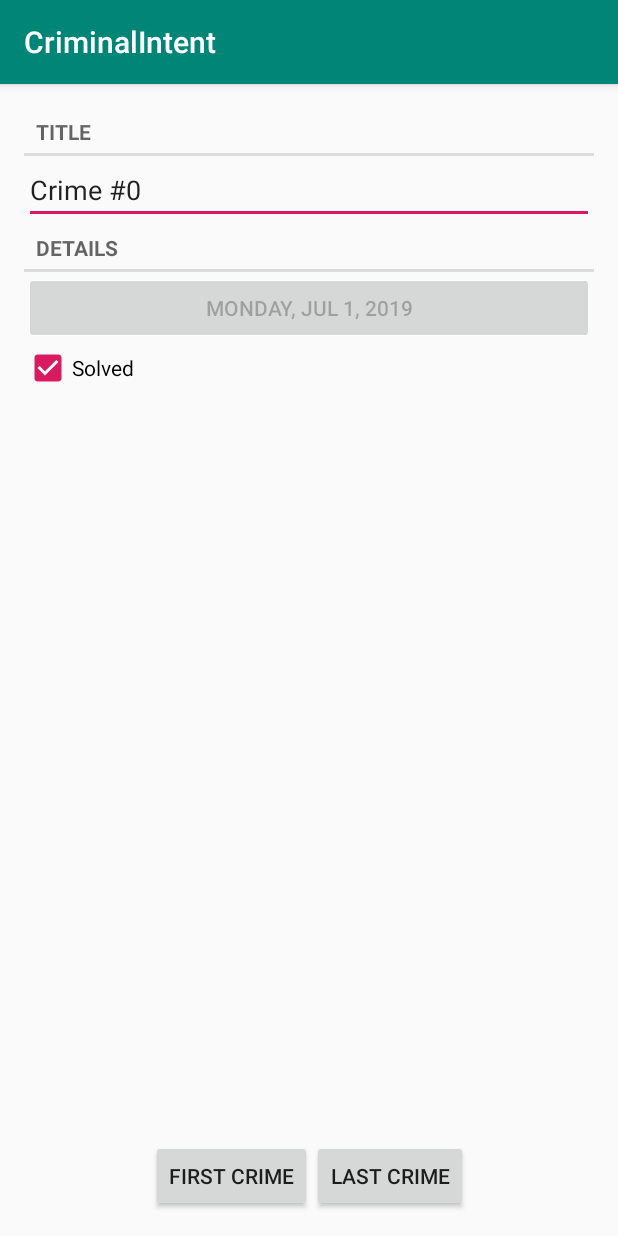
After one commit to VladislawKravchenok/CriminalIntentChallenge, an Android app: the CrimePagerActivity screen opened directly, with no data from a screen before it, on a phone screen of 412 x 824 dp. The commit adds this screen. Run offline under Robolectric (Android 15) with nearby library versions, the phone set to English and light mode, and no system bars.

Commit message:
Buttons in Details for first and last crime

```diff
--- a/app/build.gradle
+++ b/app/build.gradle
@@ -26,4 +26,5 @@ dependencies {
     testImplementation 'junit:junit:4.12'
     androidTestImplementation 'androidx.test:runner:1.2.0'
     androidTestImplementation 'androidx.test.espresso:espresso-core:3.2.0'
+    implementation 'com.android.support.constraint:constraint-layout:1.1.3'
 }
--- a/app/src/main/AndroidManifest.xml
+++ b/app/src/main/AndroidManifest.xml
@@ -11,7 +11,7 @@
         android:supportsRtl="true"
         android:theme="@style/AppTheme"
         tools:ignore="GoogleAppIndexingWarning">
-        <activity android:name=".CrimeActivity">
+        <activity android:name=".CrimePagerActivity">
         </activity>
         <activity android:name=".CrimeListActivity">
             <intent-filter>
--- a/app/src/main/java/by/vladislaw/kravchenok/criminalintent/CrimeFragment.java
+++ b/app/src/main/java/by/vladislaw/kravchenok/criminalintent/CrimeFragment.java
@@ -1,6 +1,8 @@
 package by.vladislaw.kravchenok.criminalintent;
 
+import android.app.Activity;
 import android.content.Context;
+import android.content.Intent;
 import android.os.Bundle;
 import android.text.Editable;
 import android.text.TextWatcher;
@@ -17,16 +19,42 @@ import androidx.annotation.NonNull;
 import androidx.annotation.Nullable;
 import androidx.fragment.app.Fragment;
 
+import java.util.UUID;
+
+import by.vladislaw.kravchenok.criminalintent.tools.DateFormatter;
+
 /**
  * Created by Vladislaw Kravchenok on 24.06.2019.
  */
 public class CrimeFragment extends Fragment {
     private static final String TAG = CrimeFragment.class.getSimpleName();
+    private static final String ARG_CRIME_ID = "crime_id";
+    private static final String EXTRA_ITEM_CRIME_INDEX = "by.vladislaw.kravchenok.criminalintent.item_crime_index";
+
+    public static Fragment newInstance(UUID crimeId) {
+        Bundle bundle = new Bundle();
+        bundle.putSerializable(ARG_CRIME_ID, crimeId);
+        CrimeFragment crimeFragment = new CrimeFragment();
+        crimeFragment.setArguments(bundle);
+        return crimeFragment;
+    }
+
+    private void returnItemCrimeIndex() {
+        Intent result = new Intent();
+        int index = CrimeLab.get(getActivity()).getCrimeIndex(mCrime.getId());
+        result.putExtra(EXTRA_ITEM_CRIME_INDEX, index);
+        getActivity().setResult(Activity.RESULT_OK, result);
+    }
 
     private Crime mCrime;
     private EditText mTitleField;
     private Button mDateButton;
     private CheckBox mSolvedCheckBox;
+
+    public static int getCrimeItemPosition(Intent result) {
+        return result.getIntExtra(EXTRA_ITEM_CRIME_INDEX, 0);
+    }
+
     @Override
     public void onAttach(Context context) {
         super.onAttach(context);
@@ -37,7 +65,9 @@ public class CrimeFragment extends Fragment {
     public void onCreate(@Nullable Bundle savedInstanceState) {
         super.onCreate(savedInstanceState);
         Log.d(TAG, "onCreate");
-        mCrime = new Crime();
+        UUID crimeId = (UUID) getArguments().getSerializable(ARG_CRIME_ID);
+        mCrime = CrimeLab.get(getActivity()).getCrime(crimeId);
+        returnItemCrimeIndex();
     }
 
     @Nullable
@@ -47,6 +77,7 @@ public class CrimeFragment extends Fragment {
         View view = inflater.inflate(R.layout.fragment_crime, container, false);
 
         mTitleField = (EditText) view.findViewById(R.id.crime_title);
+        mTitleField.setText(mCrime.getTitle());
         mTitleField.addTextChangedListener(new TextWatcher() {
             @Override
             public void beforeTextChanged(CharSequence charSequence, int i, int i1, int i2) {
@@ -65,10 +96,11 @@ public class CrimeFragment extends Fragment {
         });
 
         mDateButton = (Button) view.findViewById(R.id.crime_date);
-        mDateButton.setText(mCrime.getDate().toString());
+        mDateButton.setText(DateFormatter.format(mCrime.getDate()));
         mDateButton.setEnabled(false);
 
         mSolvedCheckBox = (CheckBox) view.findViewById(R.id.crime_solved);
+        mSolvedCheckBox.setChecked(mCrime.isSolved());
         mSolvedCheckBox.setOnCheckedChangeListener(new CompoundButton.OnCheckedChangeListener() {
             @Override
             public void onCheckedChanged(CompoundButton compoundButton, boolean b) {
--- a/app/src/main/java/by/vladislaw/kravchenok/criminalintent/CrimeLab.java
+++ b/app/src/main/java/by/vladislaw/kravchenok/criminalintent/CrimeLab.java
@@ -3,8 +3,10 @@ package by.vladislaw.kravchenok.criminalintent;
 import android.content.Context;
 
 import java.util.ArrayList;
+import java.util.Collections;
 import java.util.List;
 import java.util.UUID;
+import java.util.function.Predicate;
 
 /**
  * Created by Vladislaw Kravchenok on 25.06.2019.
@@ -46,4 +48,13 @@ public class CrimeLab {
 
         return null;
     }
+
+    public int getCrimeIndex(UUID id) {
+        for (int i = 0; i < mCrimes.size(); i++) {
+            if(mCrimes.get(i).getId().equals(id)){
+                return i;
+            }
+        }
+        return 0;
+    }
 }
--- /dev/null
+++ b/app/src/main/java/by/vladislaw/kravchenok/criminalintent/CrimePagerActivity.java
@@ -0,0 +1,122 @@
+package by.vladislaw.kravchenok.criminalintent;
+
+import android.content.Context;
+import android.content.Intent;
+import android.os.Bundle;
+import android.util.Log;
+import android.view.View;
+import android.widget.Button;
+
+import androidx.annotation.Nullable;
+import androidx.appcompat.app.AppCompatActivity;
+import androidx.fragment.app.Fragment;
+import androidx.fragment.app.FragmentManager;
+import androidx.fragment.app.FragmentStatePagerAdapter;
+import androidx.viewpager.widget.ViewPager;
+
+import java.util.List;
+import java.util.UUID;
+
+/**
+ * Created by Vladislaw Kravchenok on 01.07.2019.
+ */
+public class CrimePagerActivity extends AppCompatActivity {
+    private static final String TAG = CrimePagerActivity.class.getSimpleName();
+
+    private ViewPager mViewPager;
+    private List<Crime> mCrimes;
+    private static final String EXTRA_CRIME_ID = "by.vladislaw.kravchenok.criminalintent.crime_id";
+
+    private Button mFirstCrimeButton;
+    private Button mLastCrimeButton;
+
+    public static Intent newIntent(Context packageContext, UUID crimeId) {
+        Intent intent = new Intent(packageContext, CrimePagerActivity.class);
+        intent.putExtra(EXTRA_CRIME_ID, crimeId);
+        return intent;
+    }
+
+    @Override
+    protected void onCreate(@Nullable Bundle savedInstanceState) {
+        super.onCreate(savedInstanceState);
+        setContentView(R.layout.activity_crime_pager);
+        UUID crimeId = (UUID) getIntent().getSerializableExtra(EXTRA_CRIME_ID);
+
+        mViewPager = (ViewPager) findViewById(R.id.crime_view_pager);
+        mCrimes = CrimeLab.get(this).getCrimes();
+
+        FragmentManager fragmentManager = getSupportFragmentManager();
+
+        mViewPager.setAdapter(new FragmentStatePagerAdapter(fragmentManager) {
+            @Override
+            public Fragment getItem(int position) {
+                Crime crime = mCrimes.get(position);
+                return CrimeFragment.newInstance(crime.getId());
+            }
+
+            @Override
+            public int getCount() {
+                return mCrimes.size();
+            }
+        });
+        mViewPager.setCurrentItem(CrimeLab.get(this).getCrimeIndex(crimeId));
+
+        mFirstCrimeButton = (Button)findViewById(R.id.first_crime_button);
+        mFirstCrimeButton.setOnClickListener(new View.OnClickListener() {
+            @Override
+            public void onClick(View view) {
+                mViewPager.setCurrentItem(0);
+            }
+        });
+        mLastCrimeButton = (Button)findViewById(R.id.last_crime_button);
+        mLastCrimeButton.setOnClickListener(new View.OnClickListener() {
+            @Override
+            public void onClick(View view) {
+                mViewPager.setCurrentItem(mCrimes.size() - 1);
+            }
+        });
+
+    }
+
+    @Override
+    protected void onStart() {
+        super.onStart();
+        Log.d(TAG, "onStart");
+    }
+
+    @Override
+    protected void onResume() {
+        super.onResume();
+        Log.d(TAG, "onResume");
+    }
+
+    @Override
+    protected void onPause() {
+        super.onPause();
+        Log.d(TAG, "onPause");
+    }
+
+    @Override
+    protected void onStop() {
+        super.onStop();
+        Log.d(TAG, "onStop");
+    }
+
+    @Override
+    protected void onSaveInstanceState(Bundle outState) {
+        super.onSaveInstanceState(outState);
+        Log.d(TAG, "onSaveInstanceState");
+    }
+
+    @Override
+    protected void onRestart() {
+        super.onRestart();
+        Log.d(TAG, "onRestart");
+    }
+
+    @Override
+    protected void onDestroy() {
+        super.onDestroy();
+        Log.d(TAG, "");
+    }
+}
--- /dev/null
+++ b/app/src/main/java/by/vladislaw/kravchenok/criminalintent/tools/DateFormatter.java
@@ -0,0 +1,20 @@
+package by.vladislaw.kravchenok.criminalintent.tools;
+
+import java.text.DateFormat;
+import java.text.SimpleDateFormat;
+import java.util.Date;
+
+/**
+ * Created by Vladislaw Kravchenok on 26.06.2019.
+ */
+public class DateFormatter {
+    private static final String TIME_FORMAT = "EEEE, MMM d, yyyy";
+    public static void main(String[] args) {
+        Date date = new Date();
+        System.out.println(format(date));
+    }
+    public static String format(Date date){
+        DateFormat dateFormat = new SimpleDateFormat(TIME_FORMAT);
+        return dateFormat.format(date);
+    }
+}
--- /dev/null
+++ b/app/src/main/res/layout/activity_crime_pager.xml
@@ -0,0 +1,43 @@
+<?xml version="1.0" encoding="utf-8"?>
+<androidx.constraintlayout.widget.ConstraintLayout xmlns:android="http://schemas.android.com/apk/res/android"
+    xmlns:app="http://schemas.android.com/apk/res-auto"
+    xmlns:tools="http://schemas.android.com/tools"
+    android:layout_width="match_parent"
+    android:layout_height="match_parent">
+
+
+    <androidx.viewpager.widget.ViewPager
+        android:id="@+id/crime_view_pager"
+        android:layout_width="match_parent"
+        android:layout_height="match_parent"
+        android:padding="16dp"
+        app:layout_constraintBottom_toBottomOf="parent"
+        app:layout_constraintEnd_toEndOf="parent"
+        app:layout_constraintStart_toStartOf="parent"
+        app:layout_constraintTop_toTopOf="parent" />
+
+    <LinearLayout
+        android:layout_width="wrap_content"
+        android:layout_height="wrap_content"
+        android:layout_margin="8dp"
+        android:orientation="horizontal"
+        android:padding="8dp"
+        app:layout_constraintBottom_toBottomOf="parent"
+        app:layout_constraintEnd_toEndOf="parent"
+        app:layout_constraintStart_toStartOf="parent">
+
+        <Button
+            android:id="@+id/first_crime_button"
+            android:layout_width="wrap_content"
+            android:layout_height="wrap_content"
+            android:text="FIRST CRIME" />
+
+        <Button
+            android:id="@+id/last_crime_button"
+            android:layout_width="wrap_content"
+            android:layout_height="wrap_content"
+            android:text="LAST CRIME" />
+    </LinearLayout>
+
+
+</androidx.constraintlayout.widget.ConstraintLayout>
--- a/app/src/main/res/layout/fragment_crime.xml
+++ b/app/src/main/res/layout/fragment_crime.xml
@@ -2,7 +2,6 @@
 <LinearLayout xmlns:android="http://schemas.android.com/apk/res/android"
     android:layout_width="match_parent"
     android:layout_height="match_parent"
-    android:layout_margin="16dp"
     android:orientation="vertical">
 
     <TextView
```
Also changed, not shown: app/src/main/java/by/vladislaw/kravchenok/criminalintent/CrimeActivity.java (deleted, +0 -58 lines), app/src/main/java/by/vladislaw/kravchenok/criminalintent/CrimeListFragment.java (+30 -12 lines).
